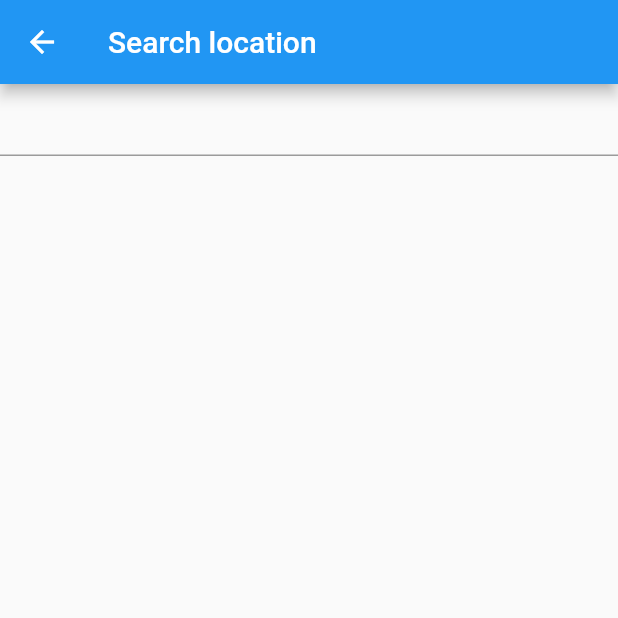
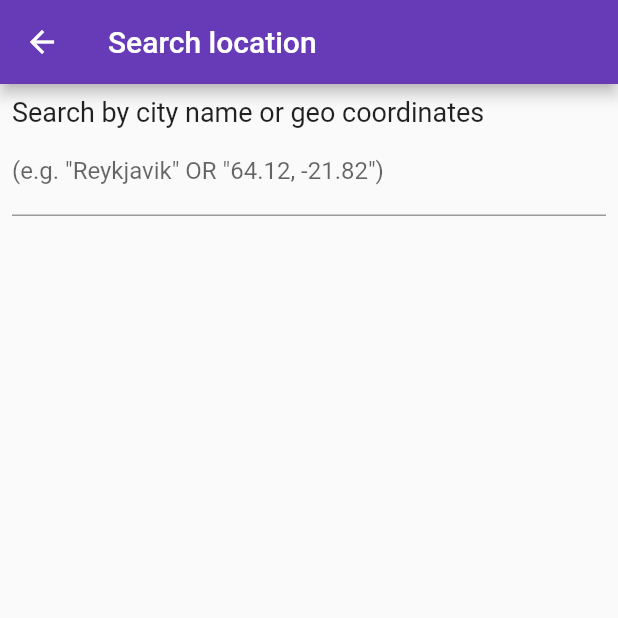
Before and after one commit to GunnarI/awesome_weather_forecast, a Flutter app: the LocationSearchPage screen opened by its route, on a phone screen of 412 x 824 dp, the top half of it. Run offline on Flutter 3.47's test engine with Material 2 defaults, Android fonts, the phone set to English and light mode, and no system bars; drawn by our look-alikes of flutter_typeahead; our stand-ins replace bloc, drift, flutter_bloc; accounts and stored records are empty; generated files the repository leaves out were written again.

Commit message:
Minimal styling of location search

```diff
--- a/lib/main.dart
+++ b/lib/main.dart
@@ -53,7 +53,7 @@ class MyApp extends StatelessWidget {
     return MaterialApp(
       title: 'Awesome Weather Forecast',
       theme: ThemeData(
-        primarySwatch: Colors.blue,
+        primarySwatch: Colors.deepPurple,
       ),
       initialRoute: HomePage.routeName,
       routes: {
--- a/lib/pages/location_search/location_search_page.dart
+++ b/lib/pages/location_search/location_search_page.dart
@@ -44,7 +44,22 @@ class LocationSearchPage extends StatelessWidget {
       appBar: AppBar(
         title: const Text('Search location'),
       ),
-      body: TypeAheadField<GeoLocation>(
+      body: Padding(
+        padding: const EdgeInsets.all(8.0),
+        child: Column(
+          children: [
+            const SizedBox(
+              width: double.infinity,
+              child: Text(
+                'Search by city name or geo coordinates',
+                style: TextStyle(fontSize: 18),
+              ),
+            ),
+            TypeAheadField<GeoLocation>(
+              textFieldConfiguration: const TextFieldConfiguration(
+                decoration: InputDecoration(
+                    labelText: '(e.g. "Reykjavik" OR "64.12, -21.82")'),
+              ),
               keepSuggestionsOnLoading: false,
               suggestionsCallback: (searchValue) async {
                 if (searchValue.isEmpty) return [];
@@ -54,14 +69,16 @@ class LocationSearchPage extends StatelessWidget {
                 if (parsedSearchValue[SearchValueOptions.latitude] != null &&
                     parsedSearchValue[SearchValueOptions.longitude] != null) {
                   suggestionList =
-                await RepositoryProvider.of<WeatherDataRepository>(context)
+                      await RepositoryProvider.of<WeatherDataRepository>(
+                              context)
                           .getGeoLocationDataByLatLon(
                     parsedSearchValue[SearchValueOptions.latitude],
                     parsedSearchValue[SearchValueOptions.longitude],
                   );
                 } else if (parsedSearchValue[SearchValueOptions.name] != null) {
                   suggestionList =
-                await RepositoryProvider.of<WeatherDataRepository>(context)
+                      await RepositoryProvider.of<WeatherDataRepository>(
+                              context)
                           .getGeoLocationDataByName(searchValue, null, null);
                 } else {
                   suggestionList = [];
@@ -82,10 +99,13 @@ class LocationSearchPage extends StatelessWidget {
                 );
               },
               onSuggestionSelected: (selectedLocation) {
-          BlocProvider.of<LocationSearchBloc>(context)
-              .add(LocationSelectedEvent(selectedLocation: selectedLocation));
+                BlocProvider.of<LocationSearchBloc>(context).add(
+                    LocationSelectedEvent(selectedLocation: selectedLocation));
                 Navigator.of(context).pop();
               },
+            ),
+          ],
+        ),
       ),
     );
   }
```
Lines whose indentation alone changed are shown as unchanged.
